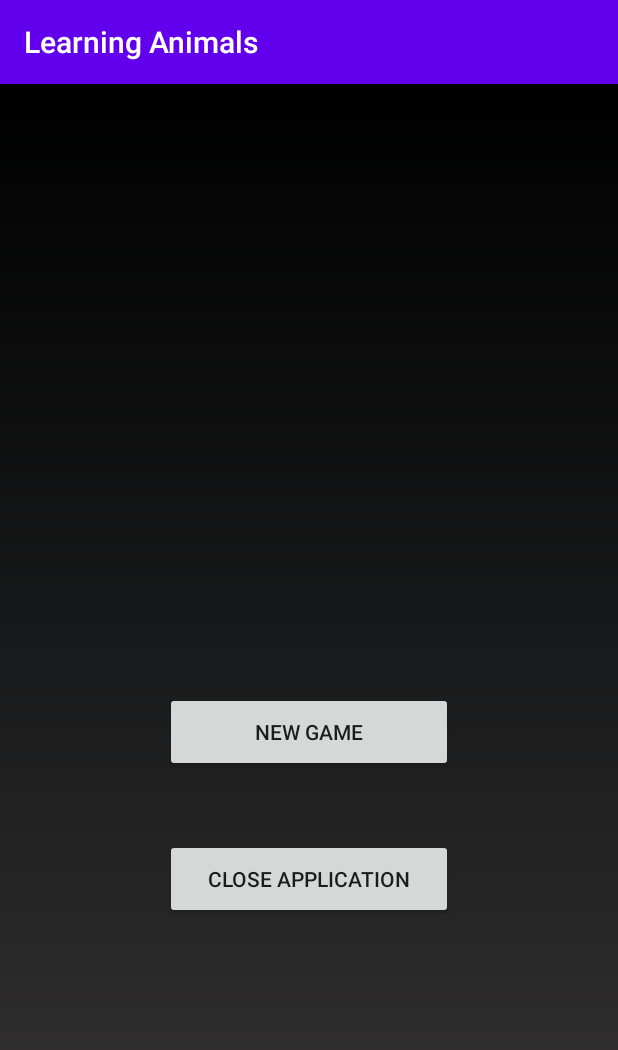
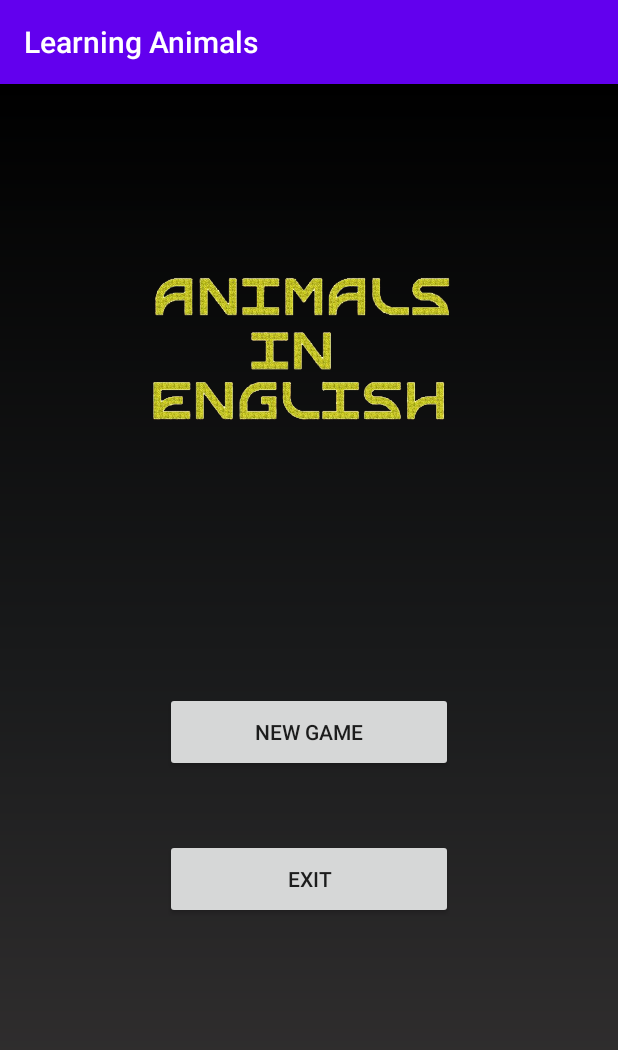
Before and after one commit to asen1995/Learning-animals-app, an Android app: the screen it shows after launch (HomeActivity), on a phone screen of 412 x 824 dp. Shown: the top 1050 px of the screen. Run offline under Robolectric (Android 15) with nearby library versions, the phone set to English and light mode, and no system bars.

Commit message:
home screen

```diff
--- a/app/src/main/res/layout/activity_home.xml
+++ b/app/src/main/res/layout/activity_home.xml
@@ -6,6 +6,23 @@
     android:layout_height="match_parent"
     android:background="@drawable/gradient_background"
     tools:context=".activities.HomeActivity">
+
+    <ImageView
+        android:id="@+id/imageHomeView"
+        android:layout_width="259dp"
+        android:layout_height="267dp"
+        android:layout_marginStart="84dp"
+        android:layout_marginLeft="84dp"
+        android:contentDescription="home screen"
+        android:layout_marginTop="41dp"
+        android:layout_marginEnd="84dp"
+        android:layout_marginRight="84dp"
+        android:layout_marginBottom="435dp"
+        app:layout_constraintBottom_toBottomOf="parent"
+        app:layout_constraintEnd_toEndOf="parent"
+        app:layout_constraintStart_toStartOf="parent"
+        app:layout_constraintTop_toTopOf="parent"
+        android:src="@drawable/homescreentext" />
 
     <Button
         android:id="@+id/newGame"
@@ -33,7 +50,7 @@
         android:layout_marginEnd="110dp"
         android:layout_marginRight="110dp"
         android:layout_marginBottom="206dp"
-        android:text="Close application"
+        android:text="Exit"
         app:layout_constraintBottom_toBottomOf="parent"
         app:layout_constraintEnd_toEndOf="parent"
         app:layout_constraintStart_toStartOf="parent"
```
Also changed, not shown: app/src/main/res/drawable/homescreentext.png (added).
